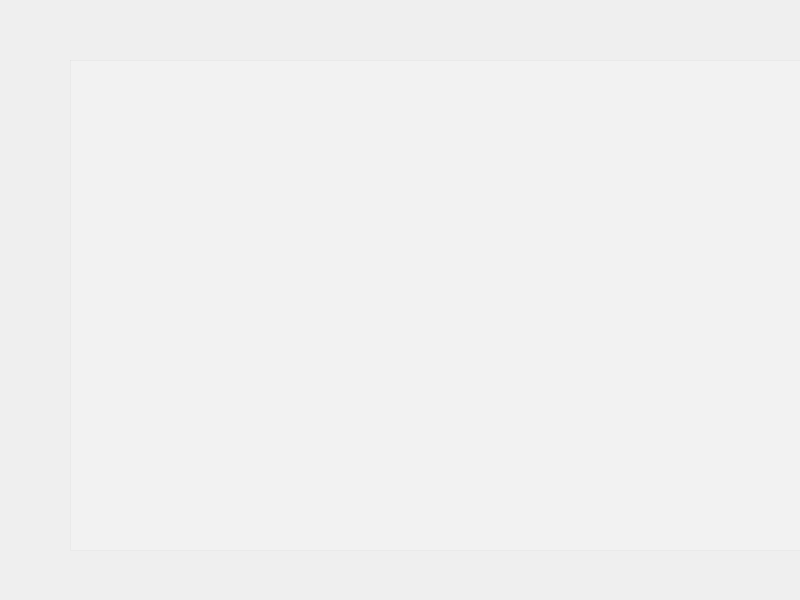
First picture: the form in logindialog.ui, repository xiewenhui777/BJUT_Cloud_Music, before the edit.
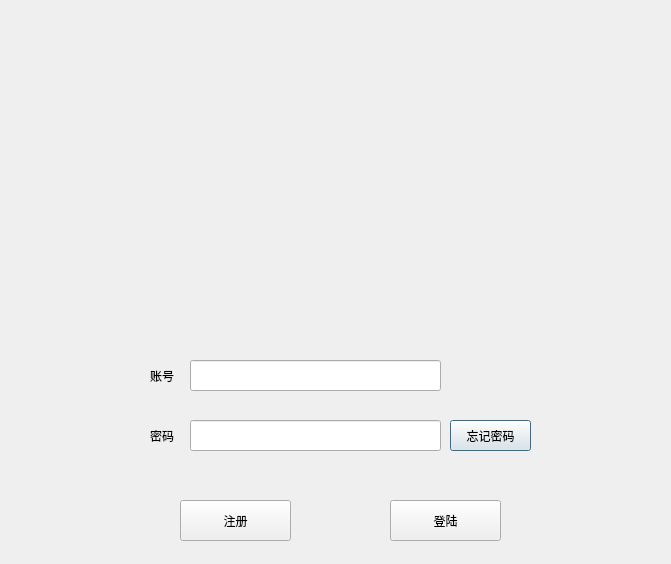
Second picture: the form after the edit. Icons and pictures are not drawn. Custom widgets are drawn as their Qt base class.

Commit message: 稳定版本（支持搜素、下载可开启登录注册；找回密码不行）

The edit to the form file:
```diff
--- a/logindialog.ui
+++ b/logindialog.ui
@@ -6,63 +6,151 @@
    <rect>
     <x>0</x>
     <y>0</y>
-    <width>800</width>
-    <height>600</height>
+    <width>671</width>
+    <height>564</height>
    </rect>
   </property>
   <property name="windowTitle">
    <string>Dialog</string>
   </property>
-  <widget class="MusicListWidget" name="searchWidget">
+  <widget class="QWidget" name="widget" native="true">
    <property name="geometry">
     <rect>
-     <x>70</x>
-     <y>60</y>
-     <width>831</width>
-     <height>491</height>
+     <x>140</x>
+     <y>350</y>
+     <width>401</width>
+     <height>131</height>
     </rect>
    </property>
-   <property name="font">
-    <font>
-     <weight>75</weight>
-     <bold>true</bold>
-    </font>
+   <widget class="QLabel" name="label_2">
+    <property name="geometry">
+     <rect>
+      <x>10</x>
+      <y>70</y>
+      <width>31</width>
+      <height>31</height>
+     </rect>
+    </property>
+    <property name="text">
+     <string>密码</string>
+    </property>
+   </widget>
+   <widget class="QLineEdit" name="password">
+    <property name="geometry">
+     <rect>
+      <x>50</x>
+      <y>70</y>
+      <width>251</width>
+      <height>31</height>
+     </rect>
+    </property>
+    <property name="text">
+     <string/>
+    </property>
+   </widget>
+   <widget class="QLineEdit" name="id">
+    <property name="geometry">
+     <rect>
+      <x>50</x>
+      <y>10</y>
+      <width>251</width>
+      <height>31</height>
+     </rect>
+    </property>
+    <property name="text">
+     <string/>
+    </property>
+   </widget>
+   <widget class="QLabel" name="label">
+    <property name="geometry">
+     <rect>
+      <x>10</x>
+      <y>0</y>
+      <width>30</width>
+      <height>51</height>
+     </rect>
+    </property>
+    <property name="text">
+     <string>账号</string>
+    </property>
+   </widget>
+   <widget class="QPushButton" name="forgetpassword">
+    <property name="geometry">
+     <rect>
+      <x>310</x>
+      <y>70</y>
+      <width>81</width>
+      <height>31</height>
+     </rect>
+    </property>
+    <property name="font">
+     <font>
+      <family>SimSun-ExtB</family>
+      <pointsize>9</pointsize>
+      <weight>50</weight>
+      <italic>false</italic>
+      <bold>false</bold>
+     </font>
+    </property>
+    <property name="styleSheet">
+     <string notr="true"/>
+    </property>
+    <property name="text">
+     <string>忘记密码</string>
+    </property>
+    <property name="flat">
+     <bool>false</bool>
+    </property>
+   </widget>
+  </widget>
+  <widget class="QLabel" name="label_4">
+   <property name="geometry">
+    <rect>
+     <x>0</x>
+     <y>0</y>
+     <width>671</width>
+     <height>311</height>
+    </rect>
    </property>
-   <property name="styleSheet">
-    <string notr="true">color: rgb(255, 255, 255);
-background-color: rgba(255, 255, 255, 50);
-</string>
+   <property name="text">
+    <string/>
    </property>
-   <property name="horizontalScrollBarPolicy">
-    <enum>Qt::ScrollBarAlwaysOff</enum>
+   <property name="pixmap">
+    <pixmap resource="imagefile.qrc">:/image/image/background/main.PNG</pixmap>
    </property>
-   <property name="sizeAdjustPolicy">
-    <enum>QAbstractScrollArea::AdjustToContentsOnFirstShow</enum>
+  </widget>
+  <widget class="QPushButton" name="login">
+   <property name="geometry">
+    <rect>
+     <x>390</x>
+     <y>500</y>
+     <width>111</width>
+     <height>41</height>
+    </rect>
    </property>
-   <property name="selectionMode">
-    <enum>QAbstractItemView::SingleSelection</enum>
+   <property name="text">
+    <string>登陆</string>
    </property>
-   <property name="isWrapping" stdset="0">
+   <property name="flat">
     <bool>false</bool>
    </property>
-   <property name="wordWrap">
-    <bool>false</bool>
+  </widget>
+  <widget class="QPushButton" name="registeButton">
+   <property name="geometry">
+    <rect>
+     <x>180</x>
+     <y>500</y>
+     <width>111</width>
+     <height>41</height>
+    </rect>
    </property>
-   <property name="selectionRectVisible">
-    <bool>false</bool>
-   </property>
-   <property name="sortingEnabled">
-    <bool>false</bool>
+   <property name="text">
+    <string>注册</string>
    </property>
   </widget>
  </widget>
- <customwidgets>
-  <customwidget>
-   <class>MusicListWidget</class>
-   <extends>QListWidget</extends>
-   <header location="global">MusicListWidget.h</header>
-  </customwidget>
- </customwidgets>
- <resources/>
+ <resources>
+  <include location="imagefile.qrc"/>
+ </resources>
  <connections/>
 </ui>
```
The commit also changes 5 other files.
